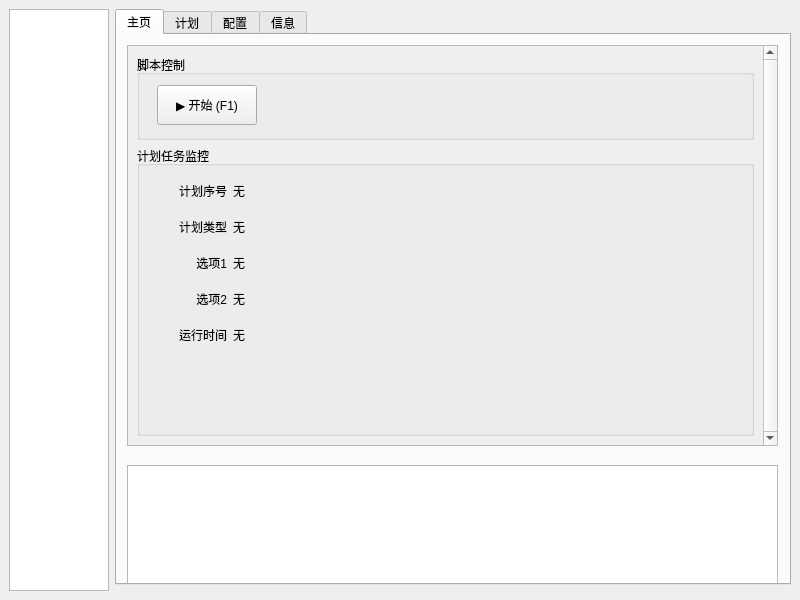
kinvcode/BattleMush, file mainwindow.ui: the form before one commit.
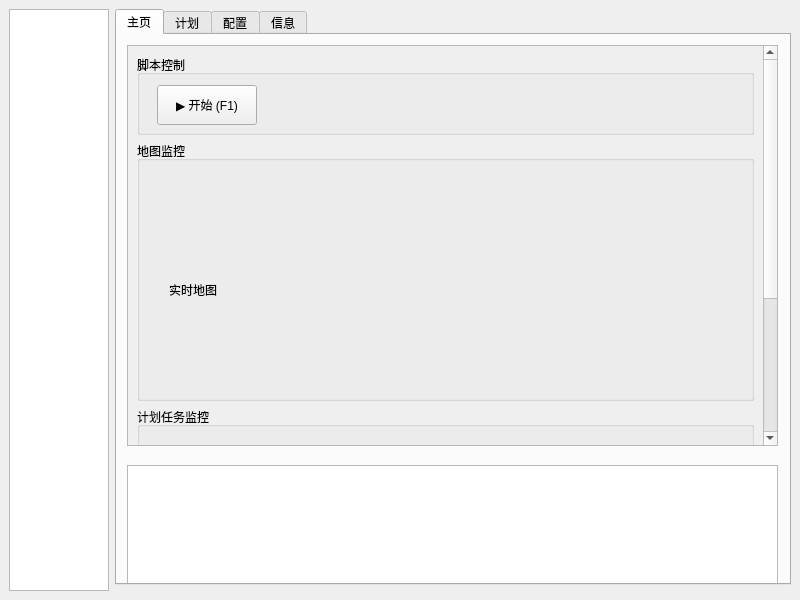
The form after the commit. The open tabs and pages were chosen to show the change. Custom widgets are drawn as their Qt base class.

Commit message: 字符串输入采用驱动； 默认地图颜色；

The edit to the form file:
```diff
--- a/mainwindow.ui
+++ b/mainwindow.ui
@@ -91,7 +91,7 @@
              <x>0</x>
              <y>0</y>
              <width>635</width>
-             <height>399</height>
+             <height>622</height>
             </rect>
            </property>
            <layout class="QVBoxLayout" name="verticalLayout_4">
@@ -108,7 +108,7 @@
                 <property name="minimumSize">
                  <size>
                   <width>0</width>
-                  <height>50</height>
+                  <height>80</height>
                  </size>
                 </property>
                 <property name="maximumSize">
@@ -150,8 +150,40 @@
                 </widget>
                </widget>
               </item>
+              <item>
+               <widget class="QGroupBox" name="groupBox_realtime_map">
+                <property name="minimumSize">
+                 <size>
+                  <width>0</width>
+                  <height>260</height>
+                 </size>
+                </property>
+                <property name="title">
+                 <string>地图监控</string>
+                </property>
+                <widget class="QLabel" name="label_realtime_map">
+                 <property name="geometry">
+                  <rect>
+                   <x>32</x>
+                   <y>54</y>
+                   <width>560</width>
+                   <height>190</height>
+                  </rect>
+                 </property>
+                 <property name="text">
+                  <string>实时地图</string>
+                 </property>
+                </widget>
+               </widget>
+              </item>
               <item>
                <widget class="QGroupBox" name="groupBox_6">
+                <property name="minimumSize">
+                 <size>
+                  <width>0</width>
+                  <height>250</height>
+                 </size>
+                </property>
                 <property name="title">
                  <string>计划任务监控</string>
                 </property>
```
Left out of the diff: 4 changed lines with no effect on the pictures. The commit also changes 2 other files.
